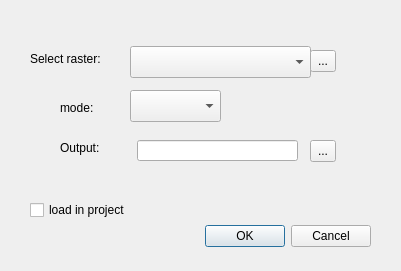
Old version of the form pit_removal_dialog_base.ui in the repository chrimerss/PitRemoval.
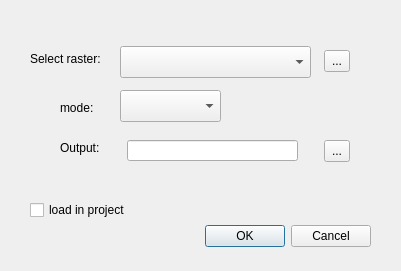
New version of the form.

What changed in the file:
```diff
--- a/pit_removal_dialog_base.ui
+++ b/pit_removal_dialog_base.ui
@@ -45,9 +45,9 @@
   <widget class="QComboBox" name="selectMode">
    <property name="geometry">
     <rect>
-     <x>130</x>
+     <x>120</x>
      <y>90</y>
-     <width>91</width>
+     <width>101</width>
      <height>32</height>
     </rect>
    </property>
@@ -68,9 +68,9 @@
   <widget class="QComboBox" name="selectRaster">
    <property name="geometry">
     <rect>
-     <x>130</x>
+     <x>120</x>
      <y>46</y>
-     <width>181</width>
+     <width>191</width>
      <height>32</height>
     </rect>
    </property>
@@ -91,7 +91,7 @@
   <widget class="QToolButton" name="browseInput">
    <property name="geometry">
     <rect>
-     <x>310</x>
+     <x>324</x>
      <y>50</y>
      <width>26</width>
      <height>22</height>
@@ -117,7 +117,7 @@
   <widget class="QToolButton" name="browseOutput">
    <property name="geometry">
     <rect>
-     <x>310</x>
+     <x>324</x>
      <y>140</y>
      <width>26</width>
      <height>22</height>
@@ -130,9 +130,9 @@
   <widget class="QLineEdit" name="outputPlace">
    <property name="geometry">
     <rect>
-     <x>137</x>
+     <x>127</x>
      <y>140</y>
-     <width>161</width>
+     <width>171</width>
      <height>21</height>
     </rect>
    </property>
```
